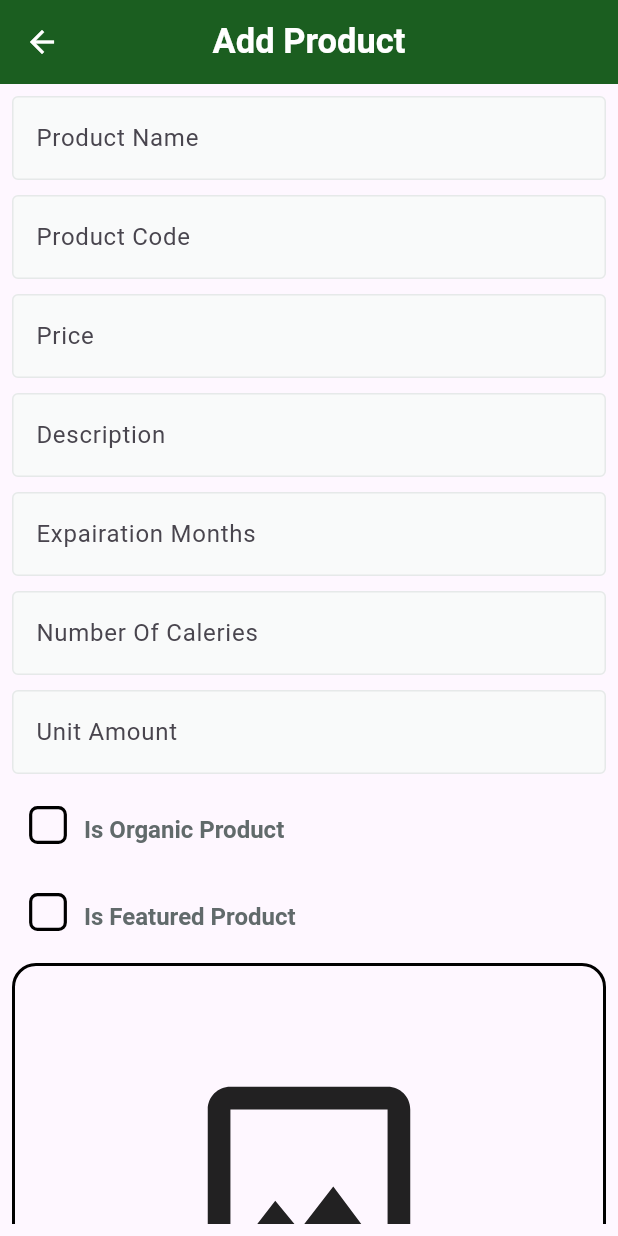
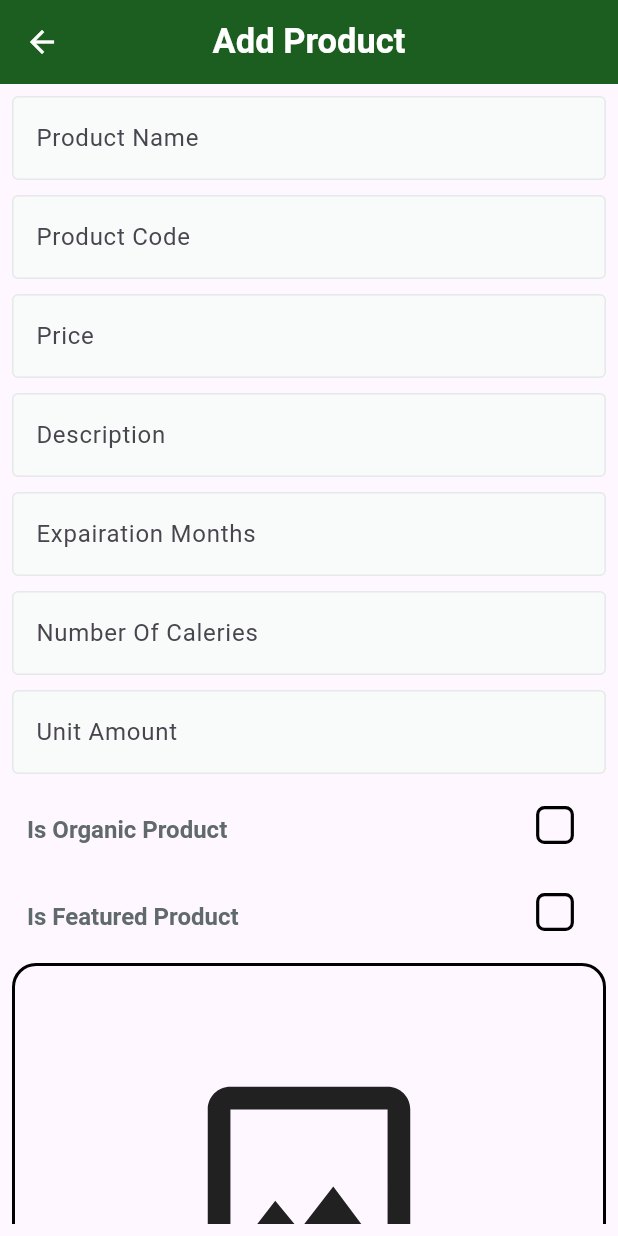
Before and after one commit to EsAm1973/Dashboard-Fruit-Market, a Flutter app: the screen it shows after launch, after a tap on "Add Data", on a phone screen of 412 x 824 dp. Run offline on Flutter 3.47's test engine with Material 3 defaults, Android fonts, the phone set to English and light mode, and no system bars; drawn by our look-alikes of skeletonizer; our stand-ins replace bloc, cloud_firestore, dartz, firebase_core, firebase_storage, flutter_bloc and 4 more; accounts and stored records are empty; Roboto replaces fonts that are missing (Cairo); statements that could not run were skipped.

Commit message:
Add reviews functionality: implement ReviewModel and ReviewEntity, integrate Supabase for storage, and update AddProductInputModel to include reviews

```diff
--- a/lib/core/helper_functions/build_error_bar.dart
+++ b/lib/core/helper_functions/build_error_bar.dart
@@ -1,5 +1,4 @@
 import 'package:flutter/material.dart';
-import 'package:flutter/widgets.dart';
 
 void buildErrorBar(BuildContext context, String message) {
   ScaffoldMessenger.of(context).showSnackBar(SnackBar(content: Text(message)));
--- /dev/null
+++ b/lib/core/services/supabase_storage.dart
@@ -0,0 +1,21 @@
+import 'dart:io';
+
+import 'package:fruit_market_dashboard/core/services/storage_service.dart';
+import 'package:supabase_flutter/supabase_flutter.dart';
+
+class SupabaseStorageService implements StorageService {
+  static late Supabase _supabase;
+  static void initSupabaseStorage() async {
+    _supabase = await Supabase.initialize(
+      url: 'https://cqmiilnudjjjfffustox.supabase.co',
+      anonKey:
+          'eyJhbGciOiJIUzI1NiIsInR5cCI6IkpXVCJ9.eyJpc3MiOiJzdXBhYmFzZSIsInJlZiI6ImNxbWlpbG51ZGpqamZmZnVzdG94Iiwicm9sZSI6ImFub24iLCJpYXQiOjE3NTQyODM1NjIsImV4cCI6MjA2OTg1OTU2Mn0.3bBtVmsUK8TnDPrb-krPiVx2pg44p_LUFmQ8jOhLRYE',
+    );
+  }
+
+  @override
+  Future<String> uploadFile(File file, String path) {
+    // TODO: implement uploadFile
+    throw UnimplementedError();
+  }
+}
--- a/lib/core/widgets/custom_checkbox.dart
+++ b/lib/core/widgets/custom_checkbox.dart
@@ -13,9 +13,26 @@ class _IsFeaturedCheckBoxState extends State<IsFeaturedCheckBox> {
 
   @override
   Widget build(BuildContext context) {
-    return Row(
+    return Padding(
+      padding: const EdgeInsets.symmetric(horizontal: 10),
+      child: Row(
         crossAxisAlignment: CrossAxisAlignment.center,
         children: [
+          Expanded(
+            child: RichText(
+              text: TextSpan(
+                children: [
+                  TextSpan(
+                    text: 'Is Featured Product',
+                    style: AppTextStyles.semibold16.copyWith(
+                      color: const Color(0xFF616A6B),
+                      height: 1.70,
+                    ),
+                  ),
+                ],
+              ),
+            ),
+          ),
           Transform.scale(
             scale: 1.4,
             child: Checkbox(
@@ -33,23 +50,8 @@ class _IsFeaturedCheckBoxState extends State<IsFeaturedCheckBox> {
               },
             ),
           ),
-        // لجعل النص يلتف تلقائياً ضمن المساحة المتاحة
-        Expanded(
-          child: RichText(
-            text: TextSpan(
-              children: [
-                TextSpan(
-                  text: 'Is Featured Product',
-                  style: AppTextStyles.semibold16.copyWith(
-                    color: const Color(0xFF616A6B),
-                    height: 1.70,
-                  ),
-                ),
         ],
       ),
-          ),
-        ),
-      ],
     );
   }
 }
--- a/lib/features/add product/domain/entities/add_product_input_entity.dart
+++ b/lib/features/add product/domain/entities/add_product_input_entity.dart
@@ -1,4 +1,6 @@
 import 'dart:io';
+
+import 'package:fruit_market_dashboard/features/add%20product/domain/entities/review_entity.dart';
 
 class AddProductInputEntity {
   final String productName;
@@ -14,6 +16,7 @@ class AddProductInputEntity {
   final int numberOfCalories;
   final num averageRating;
   final num ratingCount;
+  final List<ReviewEntity> reviews;
 
   AddProductInputEntity({
     required this.productName,
@@ -29,5 +32,6 @@ class AddProductInputEntity {
     required this.numberOfCalories,
     this.averageRating = 0,
     this.ratingCount = 0,
+    required this.reviews,
   });
 }
--- /dev/null
+++ b/lib/features/add product/domain/entities/review_entity.dart
@@ -0,0 +1,13 @@
+class ReviewEntity {
+  final String nameUser;
+  final String imageUser;
+  final num rating;
+  final String reviewDescription;
+
+  ReviewEntity({
+    required this.nameUser,
+    required this.imageUser,
+    required this.rating,
+    required this.reviewDescription,
+  });
+}
--- a/lib/features/add product/presentation/views/widgets/add_product_view_body.dart
+++ b/lib/features/add product/presentation/views/widgets/add_product_view_body.dart
@@ -140,6 +140,7 @@ class _AddProductViewBodyState extends State<AddProductViewBody> {
                                 expiryDate: expairationMonths.toInt(),
                                 numberOfCalories: numberOfCaleries.toInt(),
                                 unitAmount: unitAmount.toInt(),
+                                reviews: [],
                               );
                           context.read<AddProductCubit>().addProduct(
                             addProductInputEntity,
--- a/lib/features/add product/presentation/views/widgets/image_feild.dart
+++ b/lib/features/add product/presentation/views/widgets/image_feild.dart
@@ -31,7 +31,7 @@ class _ImageFeildState extends State<ImageFeild> {
             );
             fileImage = File(image!.path);
             widget.onFileChanged(fileImage!);
-          } on Exception catch (e) {}
+          } on Exception {}
           setState(() {
             isLoading = false;
           });
--- a/lib/features/add product/presentation/views/widgets/is_organic.dart
+++ b/lib/features/add product/presentation/views/widgets/is_organic.dart
@@ -13,9 +13,26 @@ class _IsOrganicCheckBoxState extends State<IsOrganicCheckBox> {
 
   @override
   Widget build(BuildContext context) {
-    return Row(
+    return Padding(
+      padding: const EdgeInsets.symmetric(horizontal: 10),
+      child: Row(
         crossAxisAlignment: CrossAxisAlignment.center,
         children: [
+          Expanded(
+            child: RichText(
+              text: TextSpan(
+                children: [
+                  TextSpan(
+                    text: 'Is Organic Product',
+                    style: AppTextStyles.semibold16.copyWith(
+                      color: const Color(0xFF616A6B),
+                      height: 1.70,
+                    ),
+                  ),
+                ],
+              ),
+            ),
+          ),
           Transform.scale(
             scale: 1.4,
             child: Checkbox(
@@ -33,23 +50,8 @@ class _IsOrganicCheckBoxState extends State<IsOrganicCheckBox> {
               },
             ),
           ),
-        // لجعل النص يلتف تلقائياً ضمن المساحة المتاحة
-        Expanded(
-          child: RichText(
-            text: TextSpan(
-              children: [
-                TextSpan(
-                  text: 'Is Organic Product',
-                  style: AppTextStyles.semibold16.copyWith(
-                    color: const Color(0xFF616A6B),
-                    height: 1.70,
-                  ),
-                ),
         ],
       ),
-          ),
-        ),
-      ],
     );
   }
 }
--- a/lib/main.dart
+++ b/lib/main.dart
@@ -3,12 +3,14 @@ import 'package:flutter/material.dart';
 import 'package:flutter_bloc/flutter_bloc.dart';
 import 'package:fruit_market_dashboard/core/services/custom_bloc_observer.dart';
 import 'package:fruit_market_dashboard/core/services/getit_service.dart';
+import 'package:fruit_market_dashboard/core/services/supabase_storage.dart';
 import 'package:fruit_market_dashboard/core/utils/app_router.dart';
 import 'package:fruit_market_dashboard/firebase_options.dart';
 
 void main() async {
   WidgetsFlutterBinding.ensureInitialized();
   await Firebase.initializeApp(options: DefaultFirebaseOptions.currentPlatform);
+  SupabaseStorageService.initSupabaseStorage();
   Bloc.observer = CustomBlocObserver();
   setupGetIt();
   runApp(const MyApp());
--- a/pubspec.yaml
+++ b/pubspec.yaml
@@ -44,6 +44,7 @@ dependencies:
   get_it: ^8.0.3
   flutter_bloc: ^9.1.1
   cloud_firestore: ^5.6.12
+  supabase_flutter: ^2.9.1
 
 dev_dependencies:
   flutter_test:
```
Also changed, not shown: lib/features/add product/data/models/add_product_input_model.dart (+8 -0 lines), lib/features/add product/data/models/review_model.dart (added, +42 -0 lines), pubspec.lock, 5 other files. Lines whose indentation alone changed are shown as unchanged.
